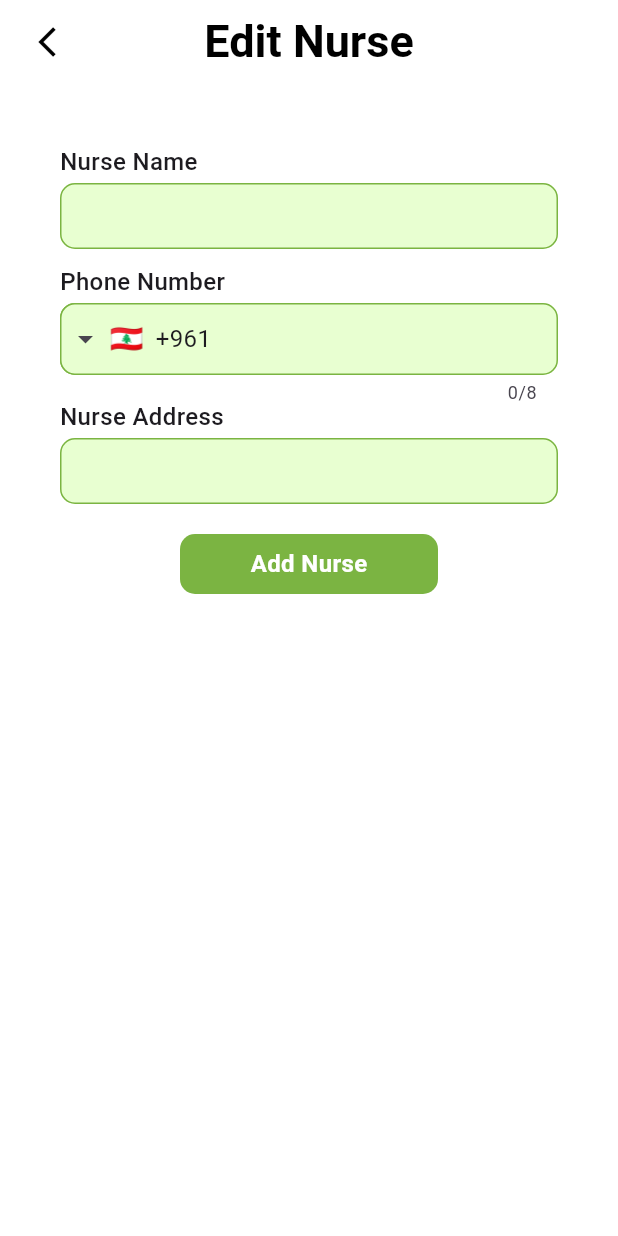
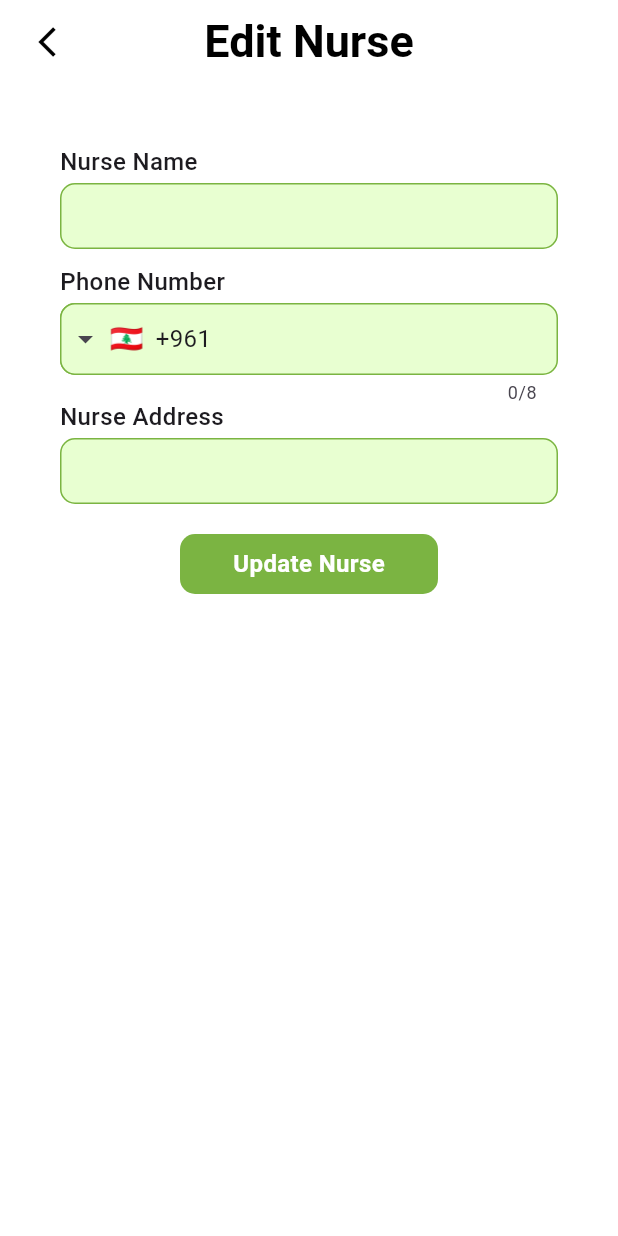
Before and after one commit to ZouheirN/nurse-app, a Flutter app: the EditNursePage screen opened by its route, on a phone screen of 412 x 824 dp. Run offline on Flutter 3.47's test engine with Material 3 defaults, Android fonts, the phone set to English and light mode, and no system bars; drawn by our look-alikes of intl_phone_field; our stand-ins replace dropdown_button2, shared_preferences; accounts and stored records are empty.

Commit message:
Update edit_nurse_page.dart

```diff
--- a/lib/pages/admin/edit_nurse_page.dart
+++ b/lib/pages/admin/edit_nurse_page.dart
@@ -58,7 +58,7 @@ class EditNursePage extends StatelessWidget {
                   const SizedBox(height: 20),
                   MyThirdButton(
                     onTap: () {},
-                    buttonText: 'Add Nurse',
+                    buttonText: 'Update Nurse',
                   )
                 ],
               ),
```
